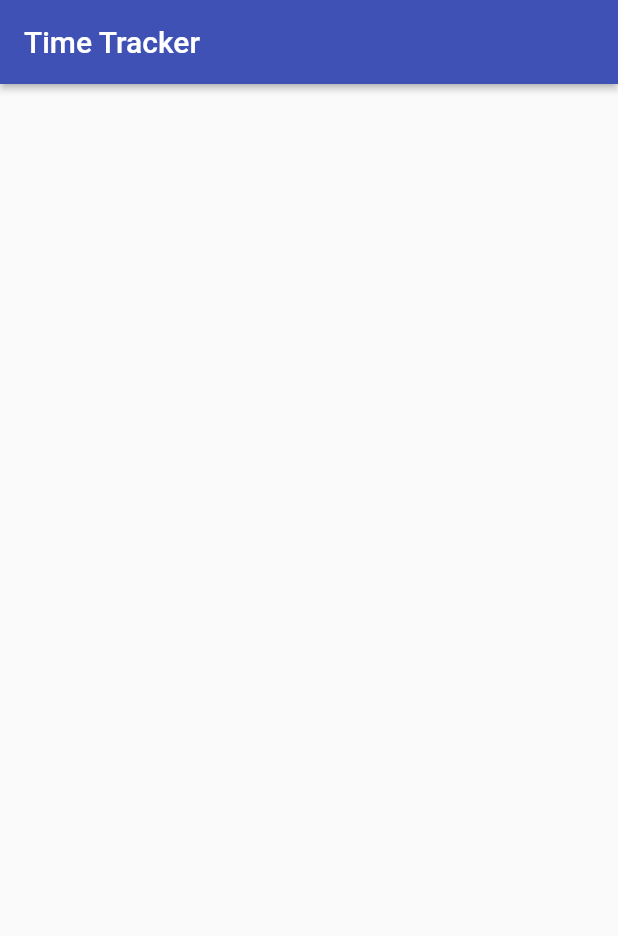
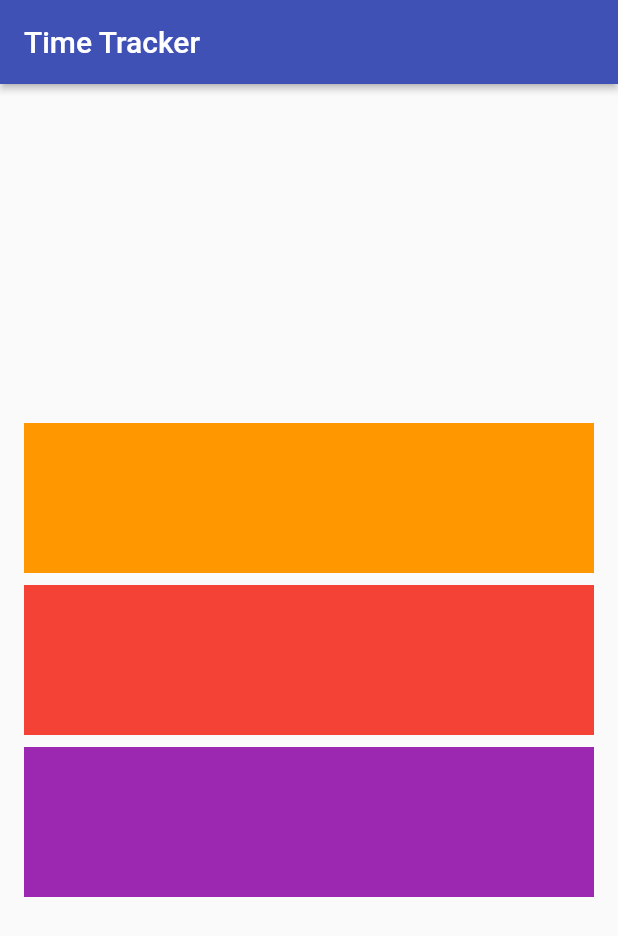
Before and after one commit to johnnycopes/time-tracker-flutter-course, a Flutter app: the screen it shows after launch, on a phone screen of 412 x 824 dp. Shown: the top 936 px of the screen. Run offline on Flutter 3.47's test engine with Material 2 defaults, Android fonts, the light colour scheme and no system bars.

Commit message:
sets up dummy boxes to represent sign in buttons layout

```diff
--- a/lib/app/sign_in/sign_in_page.dart
+++ b/lib/app/sign_in/sign_in_page.dart
@@ -8,6 +8,39 @@
         title: Text('Time Tracker'),
         elevation: 2.0,
       ),
+      body: _buildContent(),
     );
   }
 }
+
+Widget _buildContent() {
+  return Padding(
+    padding: EdgeInsets.all(16.0),
+    child: Column(
+      mainAxisAlignment: MainAxisAlignment.center,
+      crossAxisAlignment: CrossAxisAlignment.stretch,
+      children: <Widget>[
+        Container(
+          color: Colors.orange,
+          child: SizedBox(
+            height: 100.0,
+          ),
+        ),
+        SizedBox(height: 8.0),
+        Container(
+          color: Colors.red,
+          child: SizedBox(
+            height: 100.0,
+          ),
+        ),
+        SizedBox(height: 8.0),
+        Container(
+          color: Colors.purple,
+          child: SizedBox(
+            height: 100.0,
+          ),
+        ),
+      ],
+    ),
+  );
+}
```
